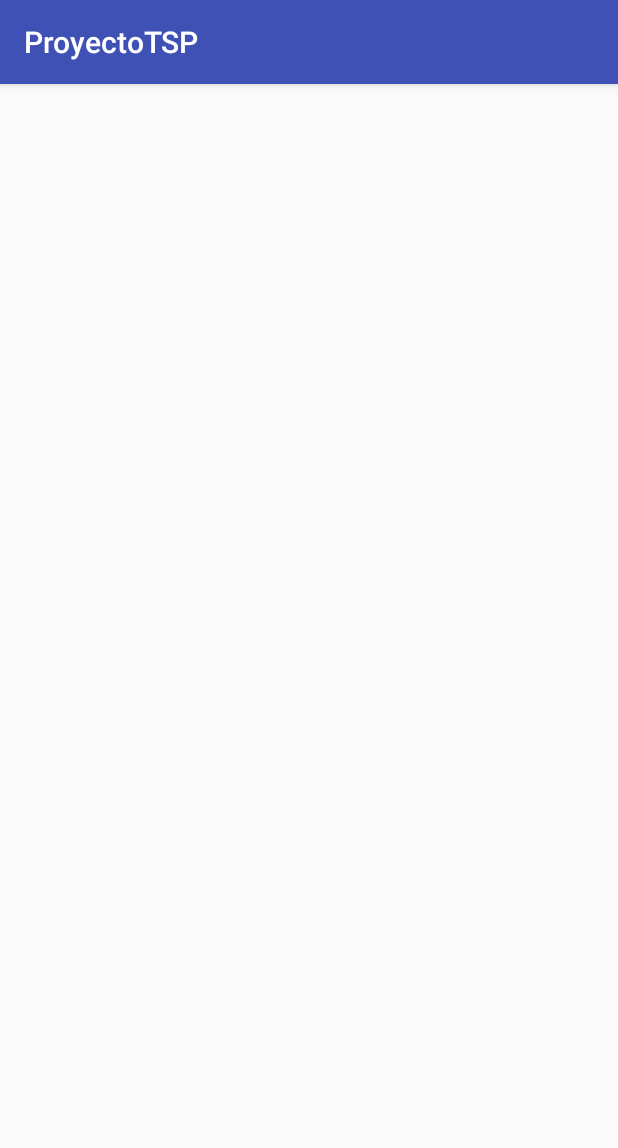
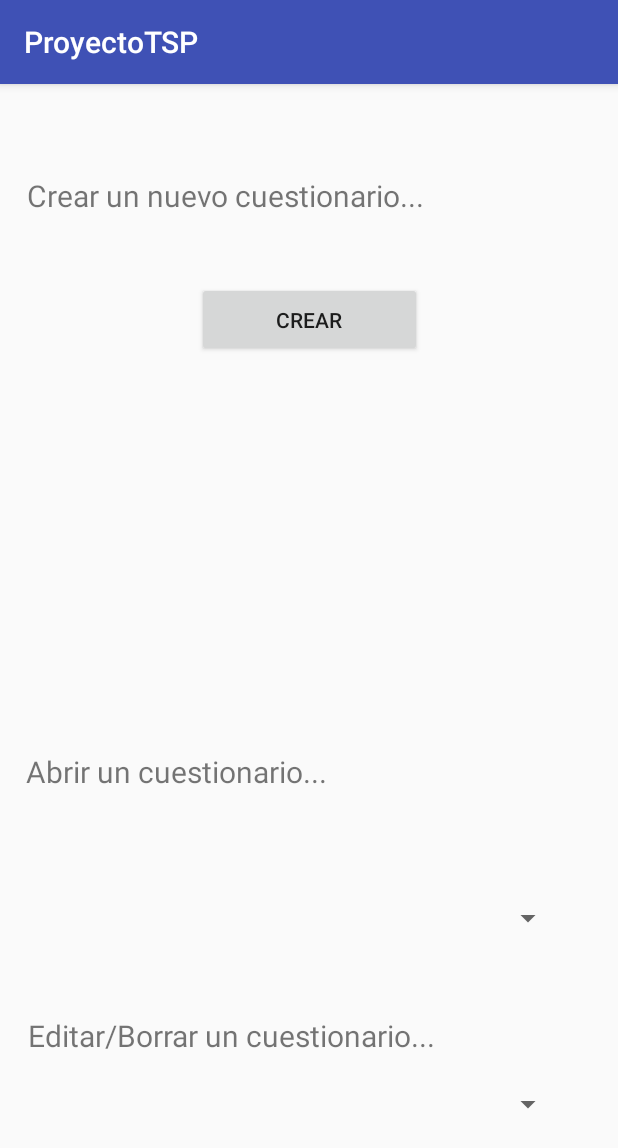
Before and after one commit to ProyectoTeam/ProyectoTSP, an Android app: the Personalizado screen opened directly, with no data from a screen before it, on a phone screen of 412 x 824 dp. Shown: the top 1148 px of the screen. Run offline under Robolectric (Android 15) with nearby library versions, the phone set to English and light mode, and no system bars.

Commit message:
Parece que ya quedó la vista de personalizado, sólo me faltaría las imágenes

```diff
--- a/app/src/main/res/layout/activity_personalizado.xml
+++ b/app/src/main/res/layout/activity_personalizado.xml
@@ -6,4 +6,99 @@
     android:layout_height="match_parent"
     tools:context=".Personalizado">
 
+    <TextView
+        android:layout_width="wrap_content"
+        android:layout_height="wrap_content"
+        android:layout_marginBottom="8dp"
+        android:layout_marginEnd="8dp"
+        android:layout_marginLeft="8dp"
+        android:layout_marginRight="8dp"
+        android:layout_marginStart="8dp"
+        android:layout_marginTop="8dp"
+        android:text="@string/txt_nuevoCuestionario"
+        android:textSize="20sp"
+        app:layout_constraintBottom_toTopOf="@+id/btnCrearCuestionario"
+        app:layout_constraintEnd_toEndOf="parent"
+        app:layout_constraintHorizontal_bias="0.079"
+        app:layout_constraintStart_toStartOf="parent"
+        app:layout_constraintTop_toTopOf="parent"
+        app:layout_constraintVertical_bias="0.595" />
+
+    <TextView
+        android:layout_width="wrap_content"
+        android:layout_height="wrap_content"
+        android:layout_marginBottom="8dp"
+        android:layout_marginEnd="8dp"
+        android:layout_marginLeft="8dp"
+        android:layout_marginRight="8dp"
+        android:layout_marginStart="8dp"
+        android:layout_marginTop="8dp"
+        android:text="@string/txt_abrirCuestionario"
+        android:textSize="20sp"
+        app:layout_constraintBottom_toTopOf="@+id/spAbrir"
+        app:layout_constraintEnd_toEndOf="parent"
+        app:layout_constraintHorizontal_bias="0.048"
+        app:layout_constraintStart_toStartOf="parent"
+        app:layout_constraintTop_toBottomOf="@+id/btnCrearCuestionario"
+        app:layout_constraintVertical_bias="0.8" />
+
+    <TextView
+        android:layout_width="wrap_content"
+        android:layout_height="28dp"
+        android:layout_marginBottom="8dp"
+        android:layout_marginEnd="8dp"
+        android:layout_marginLeft="8dp"
+        android:layout_marginRight="8dp"
+        android:layout_marginStart="8dp"
+        android:layout_marginTop="8dp"
+        android:text="@string/txt_eddelCuestionario"
+        android:textSize="20sp"
+        app:layout_constraintBottom_toTopOf="@+id/spEditarBorrar"
+        app:layout_constraintEnd_toEndOf="parent"
+        app:layout_constraintHorizontal_bias="0.086"
+        app:layout_constraintStart_toStartOf="parent"
+        app:layout_constraintTop_toBottomOf="@+id/spAbrir"
+        app:layout_constraintVertical_bias="0.795" />
+
+    <Button
+        android:id="@+id/btnCrearCuestionario"
+        android:layout_width="@dimen/dim_boton_width"
+        android:layout_height="@dimen/dim_boton_height"
+        android:layout_marginEnd="8dp"
+        android:layout_marginLeft="8dp"
+        android:layout_marginRight="8dp"
+        android:layout_marginStart="8dp"
+        android:layout_marginTop="132dp"
+        android:text="@string/btn_crear"
+        app:layout_constraintEnd_toEndOf="parent"
+        app:layout_constraintStart_toStartOf="parent"
+        app:layout_constraintTop_toTopOf="parent" />
+
+    <Spinner
+        android:id="@+id/spEditarBorrar"
+        android:layout_width="368dp"
+        android:layout_height="wrap_content"
+        android:layout_marginBottom="76dp"
+        android:layout_marginEnd="8dp"
+        android:layout_marginLeft="8dp"
+        android:layout_marginRight="8dp"
+        android:layout_marginStart="8dp"
+        app:layout_constraintBottom_toBottomOf="parent"
+        app:layout_constraintEnd_toEndOf="parent"
+        app:layout_constraintHorizontal_bias="0.0"
+        app:layout_constraintStart_toStartOf="parent" />
+
+    <Spinner
+        android:id="@+id/spAbrir"
+        android:layout_width="368dp"
+        android:layout_height="wrap_content"
+        android:layout_marginBottom="200dp"
+        android:layout_marginEnd="8dp"
+        android:layout_marginLeft="8dp"
+        android:layout_marginRight="8dp"
+        android:layout_marginStart="8dp"
+        app:layout_constraintBottom_toBottomOf="parent"
+        app:layout_constraintEnd_toEndOf="parent"
+        app:layout_constraintHorizontal_bias="0.0"
+        app:layout_constraintStart_toStartOf="parent" />
 </android.support.constraint.ConstraintLayout>
--- a/app/src/main/res/values/strings.xml
+++ b/app/src/main/res/values/strings.xml
@@ -6,4 +6,8 @@
     <string name="txt_ejemplos">Ejemplos</string>
     <string name="txt_ejercicios">Ejercicios</string>
     <string name="txt_personalizado">Personalizado</string>
+    <string name="txt_nuevoCuestionario">Crear un nuevo cuestionario...</string>
+    <string name="txt_abrirCuestionario">Abrir un cuestionario...</string>
+    <string name="txt_eddelCuestionario">Editar/Borrar un cuestionario...</string>
+    <string name="btn_crear">Crear</string>
 </resources>
```
